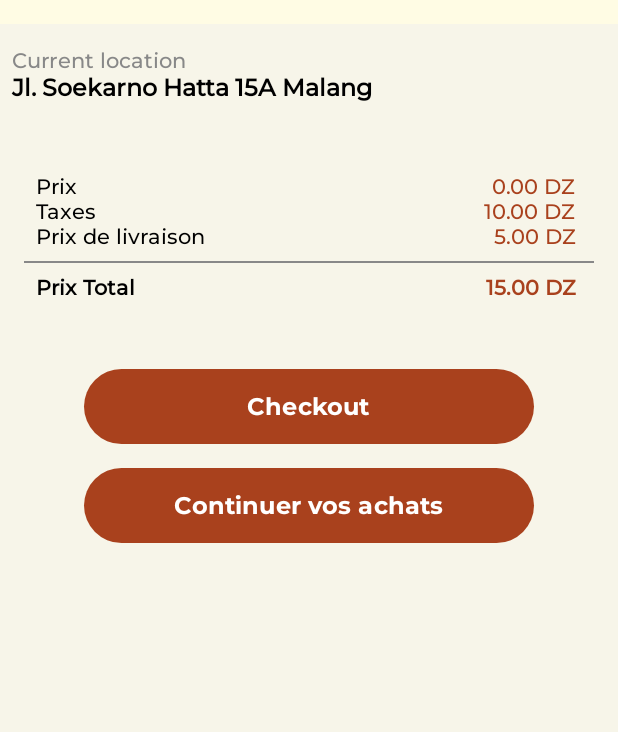
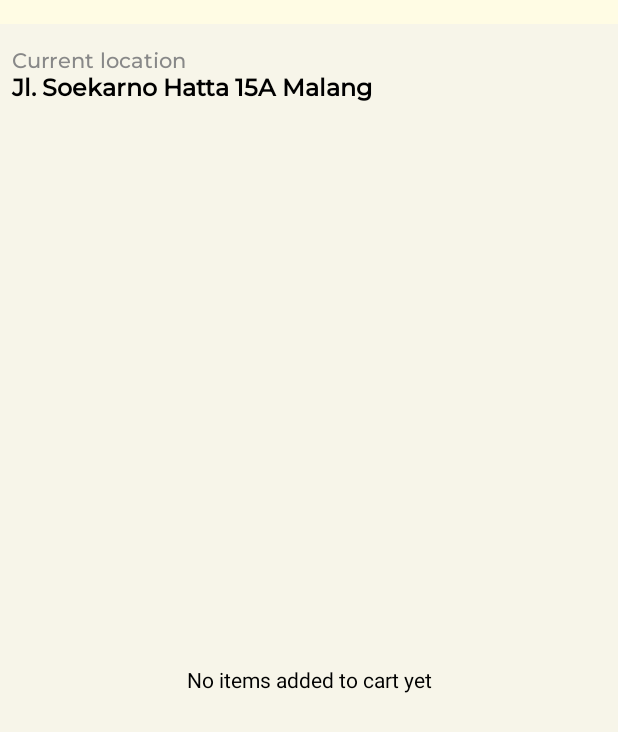
Before and after one commit to nxnrrr/deliveryapp, an Android app built with Jetpack Compose: the FoodOrderScreen screen opened through its navigation route, on a phone screen of 412 x 824 dp. Shown: the top 732 px of the screen. Run offline under Robolectric (Android 15) with nearby library versions, the phone set to English and light mode, and no system bars; network calls fail; Roboto replaces fonts that are not available here.

Commit message:
cart logic & edited register logic

```diff
--- a/app/src/main/java/com/example/deliveryapp/AuthModel.kt
+++ b/app/src/main/java/com/example/deliveryapp/AuthModel.kt
@@ -11,6 +11,7 @@ class AuthModel: ViewModel() {
 
     val isLoading = mutableStateOf(false)
     val isLoggedIn = mutableStateOf(false)
+    val isRegistered = mutableStateOf(false)
     val authErrorMessage = mutableStateOf("")
     val user = mutableStateOf<User?>(null)
     private val _authResponse = mutableStateOf<AuthResponse?>(null)
@@ -48,7 +49,7 @@ class AuthModel: ViewModel() {
         }
     }
 
-    fun register(registerRequest: RegisterRequest) {
+    fun register(registerRequest: RegisterRequest, onRegisterSuccess: () -> Unit) {
         viewModelScope.launch {
             try {
                 isLoading.value = true
@@ -59,9 +60,8 @@ class AuthModel: ViewModel() {
                 if (response.isSuccessful) {
                     val authResponse = response.body()
                     if (authResponse != null) {
-                        isLoggedIn.value = true
-                        user.value = authResponse.data
                         Log.d("AuthModel", "Registration successful: ${authResponse.data}")
+                        onRegisterSuccess()
                     } else {
                         Log.e("AuthModel", "Registration failed: Empty response body")
                         authErrorMessage.value = "Registration failed: Empty response body"
--- a/app/src/main/java/com/example/deliveryapp/PanierScreen.kt
+++ b/app/src/main/java/com/example/deliveryapp/PanierScreen.kt
@@ -16,9 +16,11 @@ import androidx.compose.ui.res.painterResource
 import androidx.compose.ui.text.font.Font
 import androidx.compose.ui.text.font.FontFamily
 import androidx.compose.ui.text.font.FontWeight
+import androidx.compose.ui.text.style.TextAlign
 import androidx.compose.ui.unit.dp
 import androidx.compose.ui.unit.sp
 import androidx.navigation.NavHostController
+import com.example.deliveryapp.OrderManager.cartItems
 import com.example.deliveryapp.ui.theme.Montserrat
 import java.text.DecimalFormat
 
@@ -82,7 +84,16 @@ fun FoodOrderScreen(navController: NavHostController) {
             }
         }
         Spacer(modifier = Modifier.height(16.dp))
-        SummarySection(subTotal, taxesFees, deliveryFee, totalPrice)
+        if (orders.isEmpty()) {
+            EmptyCartMessage()
+        } else {
+            SummarySection(
+                subTotal = subTotal,
+                taxesFees = taxesFees,
+                deliveryFee = deliveryFee,
+                totalPrice = totalPrice
+            )
+        }
         Spacer(modifier = Modifier.height(30.dp))
 
         Box(
@@ -90,7 +101,9 @@ fun FoodOrderScreen(navController: NavHostController) {
             contentAlignment = Alignment.Center
         ) {
             Button(
-                onClick = { },
+                onClick = {
+                    navController.navigate("tracking")
+                },
                 modifier = Modifier
                     .width(300.dp)
                     .height(50.dp),
@@ -248,6 +261,21 @@ fun FoodCard(orderItem: OrderItem,
     }
 }
 
+@Composable
+fun EmptyCartMessage() {
+    Box(
+        modifier = Modifier
+            .fillMaxSize()
+            .padding(16.dp),
+        contentAlignment = Alignment.Center
+    ) {
+        Text(
+            text = "No items added to cart yet",
+            textAlign = TextAlign.Center
+        )
+    }
+}
+
 
 
 @Composable
```
Also changed, not shown: app/src/main/java/com/example/deliveryapp/AuthScreens.kt (+20 -8 lines), app/src/main/java/com/example/deliveryapp/MainActivity.kt (+8 -4 lines).
